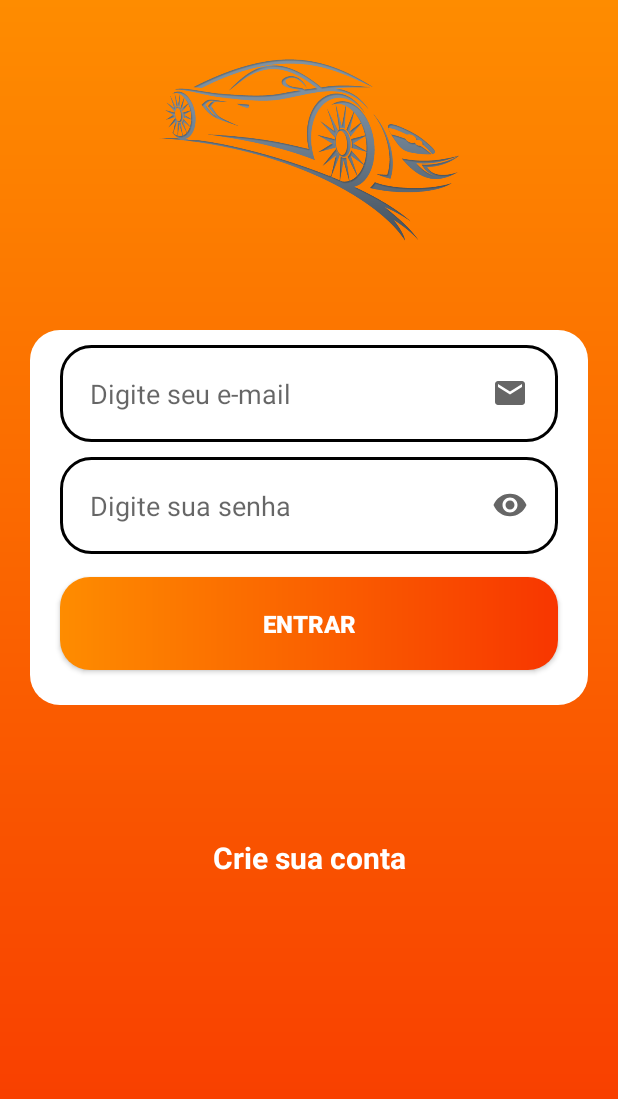
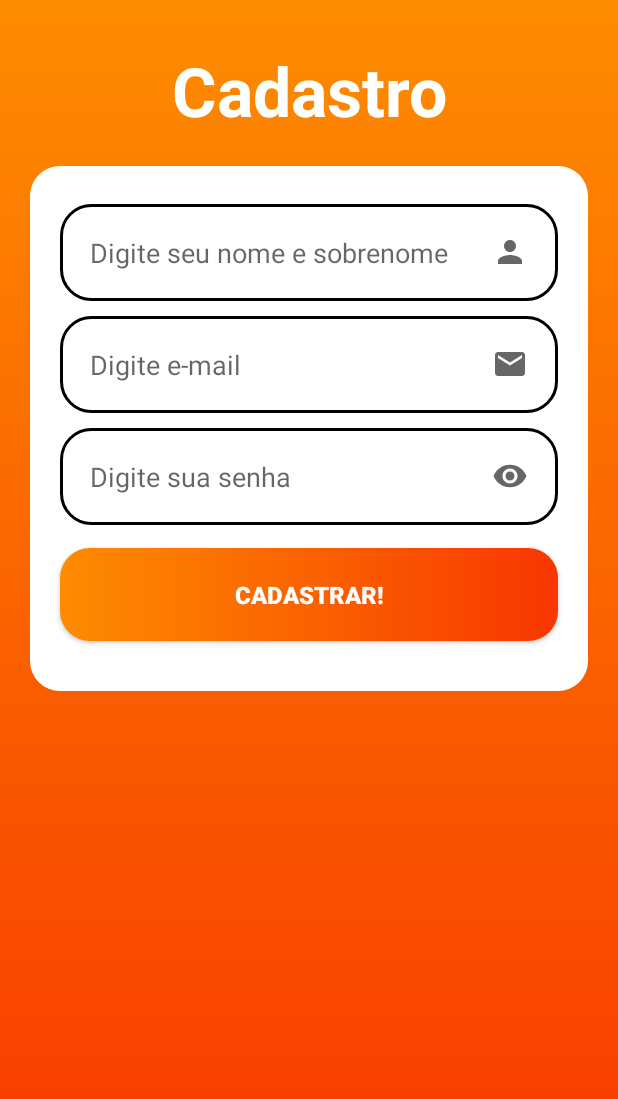
Before and after one commit to dylan402/app-check-veiculos, an Android app: the screen it shows after launch (LoginActivity before the commit, CadastroActivity after it), after a tap on "Crie sua conta", on a phone screen of 412 x 824 dp. Shown: the top 1099 px of the screen. Run offline under Robolectric (Android 15) with nearby library versions, the phone set to English and light mode, and no system bars.

Commit message:
Tela de cadastro de cliente

```diff
--- a/app/src/main/AndroidManifest.xml
+++ b/app/src/main/AndroidManifest.xml
@@ -12,6 +12,7 @@
         android:supportsRtl="true"
         android:theme="@style/Theme.AppCheckVeiculos"
         android:usesCleartextTraffic="true">
+        <activity android:name=".activities.CadastroActivity" />
         <activity android:name=".activities.LoginActivity" />
         <activity android:name=".activities.MainActivity">
             <intent-filter>
--- /dev/null
+++ b/app/src/main/java/br/checkveiculos/appcheckveiculos/activities/CadastroActivity.java
@@ -0,0 +1,37 @@
+package br.checkveiculos.appcheckveiculos.activities;
+
+import androidx.appcompat.app.AppCompatActivity;
+import androidx.appcompat.widget.AppCompatButton;
+
+import android.os.Bundle;
+import android.view.View;
+import android.widget.Toast;
+
+import br.checkveiculos.appcheckveiculos.R;
+
+public class CadastroActivity extends AppCompatActivity {
+    private AppCompatButton buttonCadastrar;
+
+    @Override
+    protected void onCreate(Bundle savedInstanceState) {
+        super.onCreate(savedInstanceState);
+        setContentView(R.layout.activity_cadastro);
+
+        getSupportActionBar().hide();
+        this.iniciarComponentes();
+        this.iniciarListeners();
+    }
+
+    private void iniciarComponentes() {
+        this.buttonCadastrar = findViewById(R.id.buttonCadastrar);
+    }
+
+    private void iniciarListeners() {
+        this.buttonCadastrar.setOnClickListener(new View.OnClickListener() {
+            @Override
+            public void onClick(View v) {
+                Toast.makeText(CadastroActivity.this, "Teste click!", Toast.LENGTH_SHORT).show();
+            }
+        });
+    }
+}
--- /dev/null
+++ b/app/src/main/res/drawable/ic_person.xml
@@ -0,0 +1,10 @@
+<vector xmlns:android="http://schemas.android.com/apk/res/android"
+    android:width="24dp"
+    android:height="24dp"
+    android:viewportWidth="24"
+    android:viewportHeight="24"
+    android:tint="?attr/colorControlNormal">
+  <path
+      android:fillColor="@android:color/white"
+      android:pathData="M12,12c2.21,0 4,-1.79 4,-4s-1.79,-4 -4,-4 -4,1.79 -4,4 1.79,4 4,4zM12,14c-2.67,0 -8,1.34 -8,4v2h16v-2c0,-2.66 -5.33,-4 -8,-4z"/>
+</vector>
--- /dev/null
+++ b/app/src/main/res/layout/activity_cadastro.xml
@@ -0,0 +1,80 @@
+<?xml version="1.0" encoding="utf-8"?>
+<androidx.core.widget.NestedScrollView xmlns:app="http://schemas.android.com/apk/res-auto"
+    xmlns:tools="http://schemas.android.com/tools"
+    android:layout_width="match_parent"
+    android:layout_height="match_parent"
+    android:fillViewport="true"
+    xmlns:android="http://schemas.android.com/apk/res/android">
+
+<androidx.constraintlayout.widget.ConstraintLayout
+    android:layout_width="match_parent"
+    android:layout_height="match_parent"
+    android:background="@drawable/backgroud"
+    tools:context=".activities.CadastroActivity">
+
+    <TextView
+        android:id="@+id/textViewCadastro"
+        android:text="Cadastro"
+        android:textColor="@color/white"
+        android:textSize="45sp"
+        android:textStyle="bold"
+        android:layout_width="wrap_content"
+        android:layout_height="wrap_content"
+        android:layout_marginTop="30dp"
+        app:layout_constraintStart_toStartOf="parent"
+        app:layout_constraintEnd_toEndOf="parent"
+        app:layout_constraintTop_toTopOf="parent"
+        />
+
+    <View
+        android:id="@+id/containerComponents"
+        style="@style/ContainerComponents"
+        android:layout_height="350dp"
+        app:layout_constraintStart_toStartOf="parent"
+        app:layout_constraintEnd_toEndOf="parent"
+        app:layout_constraintTop_toBottomOf="@id/textViewCadastro" />
+
+    <EditText
+        android:id="@+id/textViewNome"
+        android:hint="Digite seu nome e sobrenome"
+        style="@style/EditText"
+        android:drawableEnd="@drawable/ic_person"
+        android:inputType="textPersonName"
+        android:layout_marginTop="25dp"
+        app:layout_constraintStart_toStartOf="parent"
+        app:layout_constraintEnd_toEndOf="parent"
+        app:layout_constraintTop_toTopOf="@id/containerComponents"
+        />
+
+    <EditText
+        android:id="@+id/textViewEmail"
+        android:hint="Digite e-mail"
+        style="@style/EditText"
+        android:drawableEnd="@drawable/ic_email"
+        android:inputType="textEmailAddress"
+        app:layout_constraintStart_toStartOf="parent"
+        app:layout_constraintEnd_toEndOf="parent"
+        app:layout_constraintTop_toBottomOf="@id/textViewNome"
+        />
+
+    <EditText
+        android:id="@+id/textViewSenha"
+        android:hint="Digite sua senha"
+        style="@style/EditText"
+        android:drawableEnd="@drawable/ic_eye"
+        android:inputType="textPassword"
+        app:layout_constraintStart_toStartOf="parent"
+        app:layout_constraintEnd_toEndOf="parent"
+        app:layout_constraintTop_toBottomOf="@id/textViewEmail"
+        />
+
+    <androidx.appcompat.widget.AppCompatButton
+        android:id="@+id/buttonCadastrar"
+        style="@style/Button"
+        android:text="@string/cadastro_text_cadastro"
+        app:layout_constraintStart_toStartOf="parent"
+        app:layout_constraintEnd_toEndOf="parent"
+        app:layout_constraintTop_toBottomOf="@id/textViewSenha"
+        />
+</androidx.constraintlayout.widget.ConstraintLayout>
+</androidx.core.widget.NestedScrollView>
--- a/app/src/main/res/values/strings.xml
+++ b/app/src/main/res/values/strings.xml
@@ -3,4 +3,5 @@
     <string name="app_check_veiculos">App Check Veiculos</string>
     <string name="login_entrar">Entrar</string>
     <string name="login_text_cadastro">Crie sua conta</string>
+    <string name="cadastro_text_cadastro">Cadastrar!</string>
 </resources>
```
